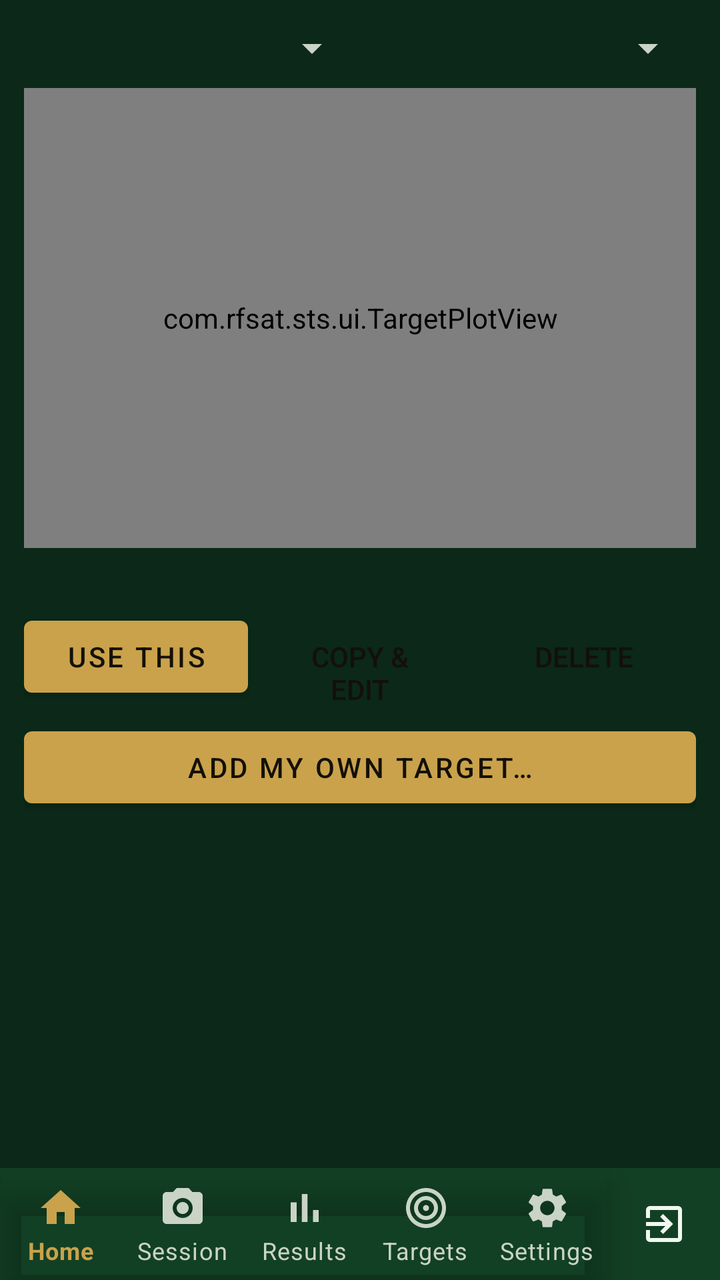
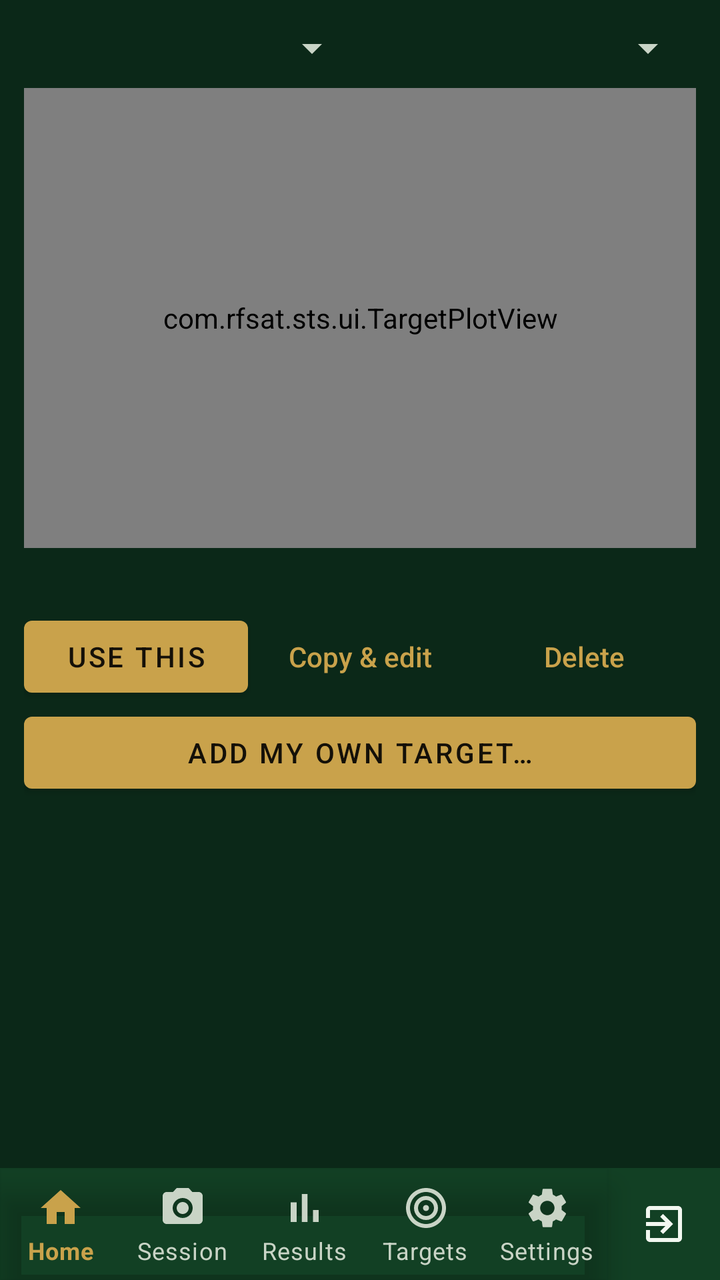

The first picture is an Android layout as it rendered before a commit; the second is the same layout after the commit. The layout source and the unified diff follow.
<!-- AndroidManifest.xml: application theme Theme.STS -->
<!-- res/layout/activity_targets.xml -->
<?xml version="1.0" encoding="utf-8"?>
<LinearLayout xmlns:android="http://schemas.android.com/apk/res/android"
    android:layout_width="match_parent"
    android:layout_height="match_parent"
    android:orientation="vertical">

    <LinearLayout
        android:layout_width="match_parent"
        android:layout_height="wrap_content"
        android:orientation="vertical"
        android:padding="12dp">

        <LinearLayout
            android:layout_width="match_parent"
            android:layout_height="wrap_content"
            android:orientation="horizontal">
            <Spinner android:id="@+id/spDiscipline"
                android:layout_width="0dp" android:layout_weight="1"
                android:layout_height="wrap_content" />
            <Spinner android:id="@+id/spBody"
                android:layout_width="0dp" android:layout_weight="1"
                android:layout_height="wrap_content" />
        </LinearLayout>

        <com.rfsat.sts.ui.TargetPlotView
            android:id="@+id/plot"
            android:layout_width="match_parent"
            android:layout_height="230dp"
            android:layout_marginTop="8dp"
            android:background="@drawable/bg_card" />

        <TextView android:id="@+id/tvDetail"
            style="@style/Sts.Value"
            android:layout_marginTop="8dp"
            android:textSize="12sp" />

        <LinearLayout
            android:layout_width="match_parent"
            android:layout_height="wrap_content"
            android:orientation="horizontal"
            android:layout_marginTop="6dp">
            <Button android:id="@+id/btnUse"
                android:layout_width="0dp" android:layout_weight="1"
                android:layout_height="wrap_content" android:text="Use this" />
            <Button android:id="@+id/btnEdit"
                android:layout_width="0dp" android:layout_weight="1"
                android:layout_height="wrap_content" android:text="Copy &amp; edit"
                style="?android:attr/borderlessButtonStyle" />
            <Button android:id="@+id/btnDelete"
                android:layout_width="0dp" android:layout_weight="1"
                android:layout_height="wrap_content" android:text="Delete"
                style="?android:attr/borderlessButtonStyle" />
        </LinearLayout>

        <Button android:id="@+id/btnImport"
            android:layout_width="match_parent"
            android:layout_height="wrap_content"
            android:text="Add my own target…" />
    </LinearLayout>

    <ListView
        android:id="@+id/list"
        android:layout_width="match_parent"
        android:layout_height="0dp"
        android:layout_weight="1"
        android:layout_marginStart="12dp"
        android:layout_marginEnd="12dp" />

    <include layout="@layout/include_bottom_nav" />

</LinearLayout>
<!-- res/layout/include_bottom_nav.xml (included above) -->
<?xml version="1.0" encoding="utf-8"?>
<LinearLayout xmlns:android="http://schemas.android.com/apk/res/android"
    xmlns:app="http://schemas.android.com/apk/res-auto"
    android:layout_width="match_parent"
    android:layout_height="wrap_content"
    android:orientation="horizontal"
    android:background="?attr/colorSurface">

    <com.google.android.material.bottomnavigation.BottomNavigationView
        android:id="@+id/bottomNav"
        android:layout_width="0dp"
        android:layout_weight="1"
        android:layout_height="wrap_content"
        android:background="@android:color/transparent"
        app:itemIconTint="@color/bottom_nav_item"
        app:itemTextColor="@color/bottom_nav_item"
        app:labelVisibilityMode="labeled"
        app:menu="@menu/bottom_nav_menu" />

    <LinearLayout
        android:id="@+id/btnExit"
        android:layout_width="56dp"
        android:layout_height="match_parent"
        android:orientation="vertical"
        android:gravity="center"
        android:background="?attr/selectableItemBackgroundBorderless"
        android:contentDescription="@string/nav_exit">

        
        <ImageView
            android:layout_width="24dp"
            android:layout_height="24dp"
            android:src="@drawable/ic_nav_exit"
            app:tint="?android:attr/textColorPrimary"
            android:importantForAccessibility="no" />
    </LinearLayout>
</LinearLayout>
<!-- resources referenced by this layout -->
<resources>
  <!-- drawable bg_card (drawable) -->
  <?xml version="1.0" encoding="utf-8"?>
  <shape xmlns:android="http://schemas.android.com/apk/res/android" android:shape="rectangle">
      <solid android:color="?attr/colorSurface" />
      <corners android:radius="10dp" />
      <stroke android:width="1dp" android:color="?android:attr/textColorTertiary" />
  </shape>
  <!-- drawable ic_nav_exit (drawable) -->
  <vector xmlns:android="http://schemas.android.com/apk/res/android"
      android:width="24dp" android:height="24dp"
      android:viewportWidth="24" android:viewportHeight="24">
      <path android:fillColor="@android:color/white" android:pathData="M10.09,15.59L11.5,17l5,-5 -5,-5 -1.41,1.41L12.67,11H3v2h9.67l-2.58,2.59zM19,3H5c-1.11,0 -2,0.9 -2,2v4h2V5h14v14H5v-4H3v4c0,1.1 0.89,2 2,2h14c1.1,0 2,-0.9 2,-2V5c0,-1.1 -0.9,-2 -2,-2z" />
  </vector>
  <string name="nav_exit">Exit</string>
  <style name="Sts.Value" parent="">
          <item name="android:layout_width">match_parent</item>
          <item name="android:layout_height">wrap_content</item>
          <item name="android:textSize">14sp</item>
      </style>
  <style name="Theme.STS" parent="Theme.STS.Dark" />
  <style name="Theme.STS.Dark" parent="Theme.STS.Base">
          <item name="android:windowBackground">@color/dark_bg</item>
          <item name="colorSurface">@color/dark_surface</item>
          <item name="colorPrimary">@color/dark_accent</item>
          <item name="colorSecondary">@color/dark_accent</item>
          <item name="colorAccent">@color/dark_accent</item>
          <item name="colorOnPrimary">@color/dark_on_accent</item>
          <item name="colorOnSecondary">@color/dark_on_accent</item>
          <item name="android:colorBackground">@color/dark_surface</item>
          <item name="android:textColorPrimary">@color/dark_text</item>
          <item name="android:textColorSecondary">@color/dark_text_dim</item>
          <item name="android:textColorTertiary">#C9D4C6</item>
          <item name="android:textColorHint">#A6B2A4</item>
          <item name="colorOnSurface">@color/dark_text</item>
          <item name="colorOnBackground">@color/dark_text</item>
      </style>
  <style name="Theme.STS.Base" parent="Theme.MaterialComponents.NoActionBar">
          <item name="android:statusBarColor">@color/dark_bg</item>
      </style>
  <color name="dark_bg">#0B2818</color>
  <color name="dark_surface">#124024</color>
  <color name="dark_accent">#C9A24B</color>
  <color name="dark_on_accent">#141008</color>
  <color name="dark_text">#F2F7F0</color>
  <color name="dark_text_dim">#C9D4C6</color>
</resources>

<!-- the commit's change to res/layout/activity_targets.xml (unified diff, before → after) -->
@@ -45,11 +45,11 @@
             <Button android:id="@+id/btnEdit"
                 android:layout_width="0dp" android:layout_weight="1"
                 android:layout_height="wrap_content" android:text="Copy &amp; edit"
-                style="?android:attr/borderlessButtonStyle" />
+                style="@style/Sts.TextButton" />
             <Button android:id="@+id/btnDelete"
                 android:layout_width="0dp" android:layout_weight="1"
                 android:layout_height="wrap_content" android:text="Delete"
-                style="?android:attr/borderlessButtonStyle" />
+                style="@style/Sts.TextButton" />
         </LinearLayout>
 
         <Button android:id="@+id/btnImport"
<!-- resource entries referenced after the edit -->
@@ -14,6 +14,11 @@
       <path android:fillColor="@android:color/white" android:pathData="M10.09,15.59L11.5,17l5,-5 -5,-5 -1.41,1.41L12.67,11H3v2h9.67l-2.58,2.59zM19,3H5c-1.11,0 -2,0.9 -2,2v4h2V5h14v14H5v-4H3v4c0,1.1 0.89,2 2,2h14c1.1,0 2,-0.9 2,-2V5c0,-1.1 -0.9,-2 -2,-2z" />
   </vector>
   <string name="nav_exit">Exit</string>
+  <style name="Sts.TextButton" parent="Widget.AppCompat.Button.Borderless">
+          <item name="android:textColor">?attr/colorAccent</item>
+          <item name="android:textAllCaps">false</item>
+          <item name="android:textSize">14sp</item>
+      </style>
   <style name="Sts.Value" parent="">
           <item name="android:layout_width">match_parent</item>
           <item name="android:layout_height">wrap_content</item>
